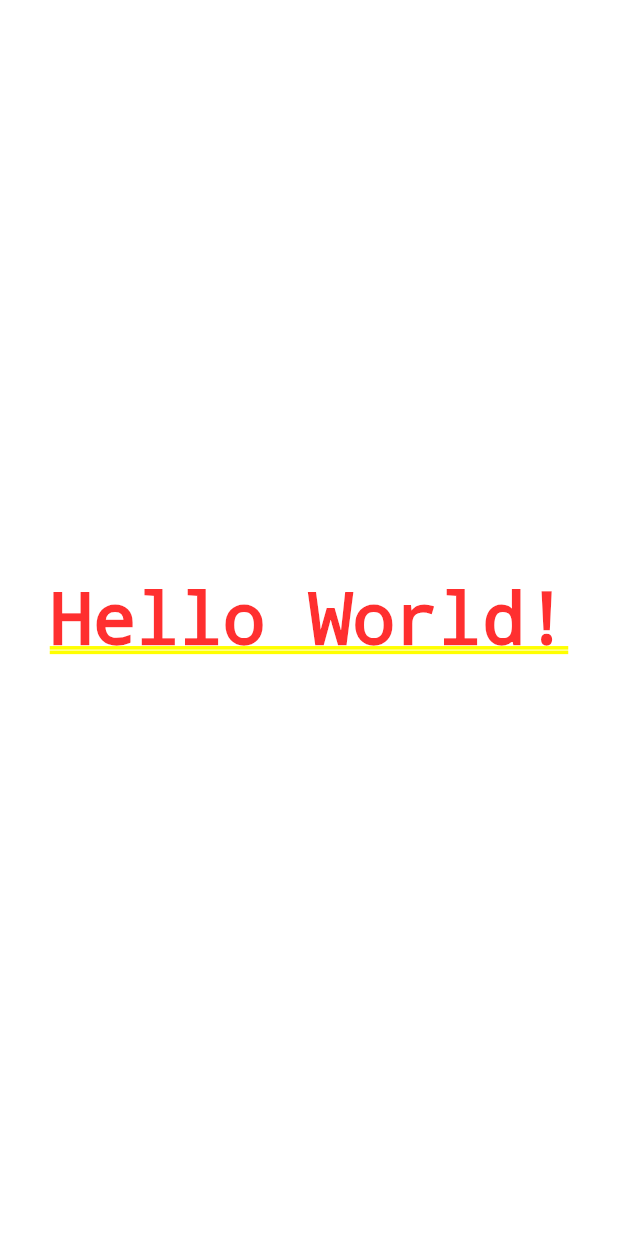
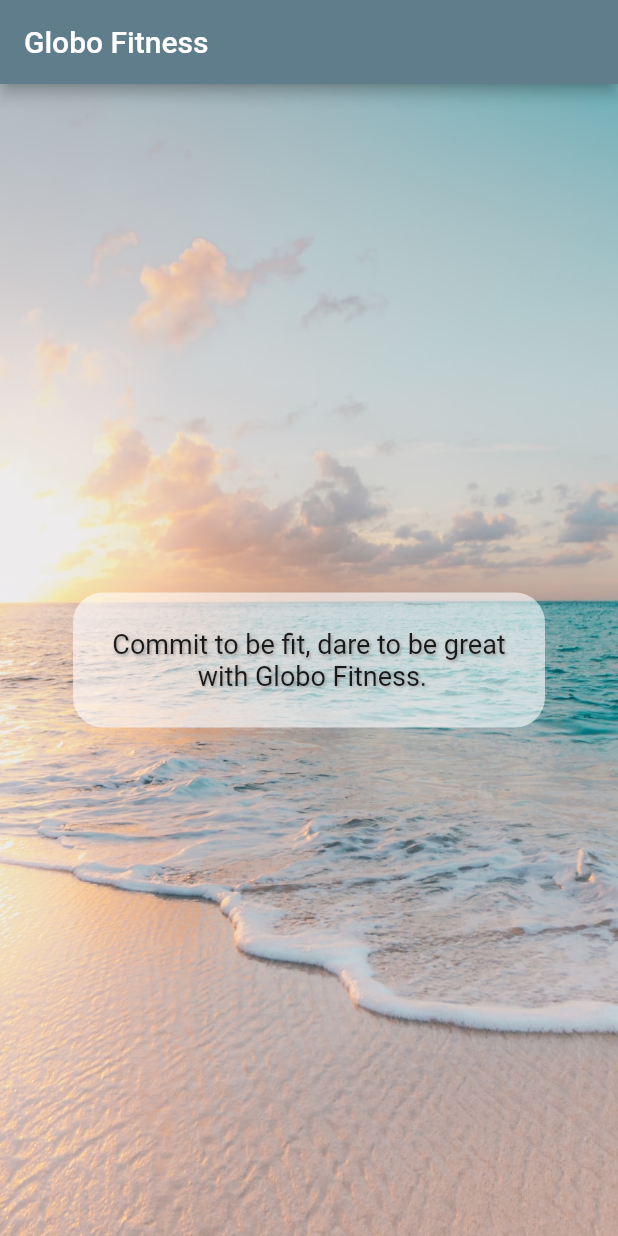
Before and after one commit to Nwabisa-Mawu/flutter_application_first, a Flutter app: the screen it shows after launch, on a phone screen of 412 x 824 dp. Run offline on Flutter 3.47's test engine with Material 2 defaults, Android fonts, the phone set to English and light mode, and no system bars.

Commit message:
completed home screen

```diff
--- a/lib/main.dart
+++ b/lib/main.dart
@@ -1,5 +1,8 @@
 // dart library
+// ignore_for_file: prefer_const_constructors, prefer_const_literals_to_create_immutables
+
 import 'package:flutter/material.dart';
+import 'package:flutter_application_first/screens/intro_screen.dart';
 
 void main() {
   runApp(const GlobeApp());
@@ -10,8 +13,9 @@ class GlobeApp extends StatelessWidget {
 
   @override
   Widget build(BuildContext context) {
-    return const MaterialApp(
-      home: Center(child: Text('Hello World!')),
-    );
+    return MaterialApp(
+      theme: ThemeData(primarySwatch: Colors.blueGrey),
+        // this is code for the home page of the app
+        home: IntroScreen());
   }
 }
--- /dev/null
+++ b/lib/screens/intro_screen.dart
@@ -0,0 +1,39 @@
+// ignore_for_file: prefer_const_constructors, prefer_const_literals_to_create_immutables
+
+import 'package:flutter/material.dart';
+
+class IntroScreen extends StatelessWidget {
+  const IntroScreen({Key? key}) : super(key: key);
+
+  @override
+  Widget build(BuildContext context) {
+    return Scaffold(
+      // the appbar gives you the top navigation tab for mobile home page
+      appBar: AppBar(title: const Text('Globo Fitness')),
+      // this is where you put the body content of the home page
+      body: Container(
+        decoration: BoxDecoration(
+            image: DecorationImage(
+          image: AssetImage('assets/beach.jpg'),
+          fit: BoxFit.cover,
+        )),
+        child: Center(
+            child: Container(
+          padding: EdgeInsets.all(24),
+          decoration: BoxDecoration(
+            borderRadius: BorderRadius.all(Radius.circular(20)),
+            color: Colors.white60,
+          ),
+          child: Text(
+            'Commit to be fit, dare to be great \n with Globo Fitness.',
+            textAlign: TextAlign.center,
+            style: TextStyle(fontSize: 18, shadows: [
+              Shadow(
+                  offset: Offset(1.0, 1.0), blurRadius: 2.0, color: Colors.grey)
+            ]),
+          ),
+        )),
+      ),
+    );
+  }
+}
--- a/pubspec.yaml
+++ b/pubspec.yaml
@@ -59,8 +59,8 @@ flutter:
   uses-material-design: true
 
   # To add assets to your application, add an assets section, like this:
-  # assets:
-  #   - images/a_dot_burr.jpeg
+  assets:
+    - assets/
   #   - images/a_dot_ham.jpeg
 
   # An image asset can refer to one or more resolution-specific "variants", see
```
Also changed, not shown: assets/beach.jpg (added).
